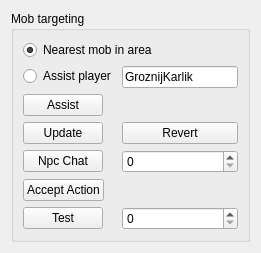
Above: widgets/actionconfigurationwidget.ui from antonshtunder/l2botcontrol before the change. Below: the same form after it.
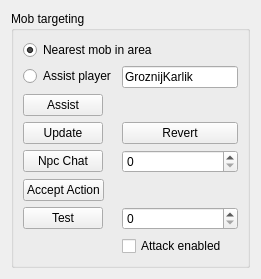
That is the form after the change.

Diff of the .ui file:
```diff
--- a/widgets/actionconfigurationwidget.ui
+++ b/widgets/actionconfigurationwidget.ui
@@ -7,7 +7,7 @@
     <x>0</x>
     <y>0</y>
     <width>261</width>
-    <height>232</height>
+    <height>239</height>
    </rect>
   </property>
   <property name="windowTitle">
@@ -96,6 +96,13 @@
         </property>
        </widget>
       </item>
+      <item row="7" column="1">
+       <widget class="QCheckBox" name="cbAttack">
+        <property name="text">
+         <string>Attack enabled</string>
+        </property>
+       </widget>
+      </item>
      </layout>
     </widget>
    </item>
```
